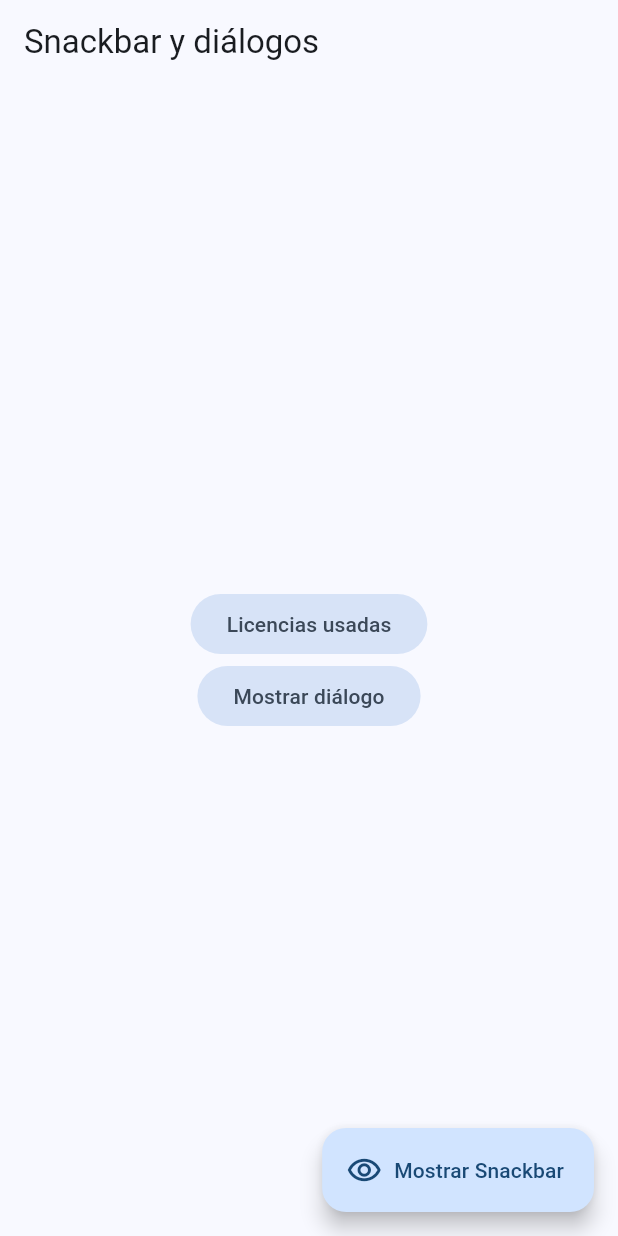
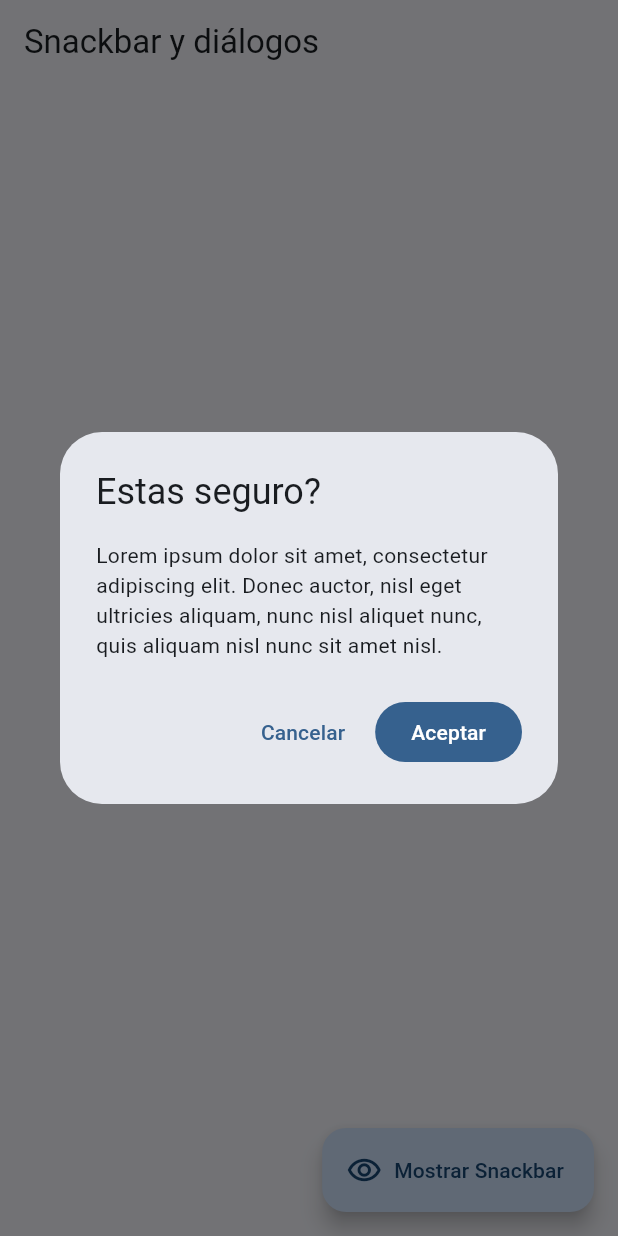
Before and after one commit to MiguelHG2351/widget-app, a Flutter app: the SnackbarScreen screen opened by its route, after a tap on "Mostrar diálogo", on a phone screen of 412 x 824 dp. Run offline on Flutter 3.47's test engine with Material 3 defaults, Android fonts, the phone set to English and light mode, and no system bars; our stand-ins replace go_router.

Commit message:
added snackbars and avoid dismissible custom dialago

```diff
--- a/lib/presentation/screens/snackbar/snackbar_screen.dart
+++ b/lib/presentation/screens/snackbar/snackbar_screen.dart
@@ -14,6 +14,21 @@ class SnackbarScreen extends StatelessWidget {
 
     ScaffoldMessenger.of(context).clearSnackBars();
     ScaffoldMessenger.of(context).showSnackBar(snackBar);
+  }
+
+  void openDialog( BuildContext context ) {
+    showDialog(
+      context: context,
+      barrierDismissible: false,
+      builder: (context) => AlertDialog(
+        title: const Text('Estas seguro?'),
+        content: const Text('Lorem ipsum dolor sit amet, consectetur adipiscing elit. Donec auctor, nisl eget ultricies aliquam, nunc nisl aliquet nunc, quis aliquam nisl nunc sit amet nisl.'),
+        actions: [
+          TextButton(onPressed: () {}, child: const Text('Cancelar')),
+          FilledButton(onPressed: () {}, child: const Text('Aceptar')),
+        ],
+      ),
+    );
   }
 
   @override
@@ -43,7 +58,7 @@ class SnackbarScreen extends StatelessWidget {
               child: const Text('Licencias usadas')
             ),
             FilledButton.tonal(
-              onPressed: () {},
+              onPressed: () => openDialog(context),
               child: const Text('Mostrar diálogo')
             )
           ],
```
